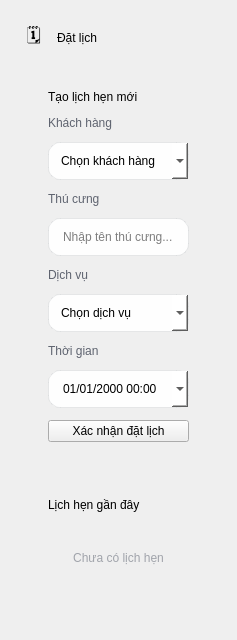
This is ui/appointments.ui in thaieaut-engineer/LTUD_Python_Nhom_18 as Qt 5 draws it before an edit. The edited form follows.
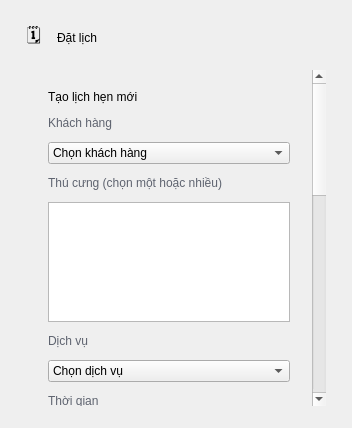
This is the edited form.

What changed in the file:
```diff
--- a/ui/appointments.ui
+++ b/ui/appointments.ui
@@ -3,19 +3,54 @@
  <class>AppointmentsPage</class>
  <widget class="QWidget" name="AppointmentsPage">
   <property name="styleSheet">
-   <string notr="true">QLabel#PageTitle{font: 800 16pt "Segoe UI";}
-QFrame#Card{background: #FFFFFF; border: 1px solid rgba(15,23,42,0.08); border-radius: 18px;}
-QComboBox, QDateTimeEdit, QLineEdit{
+   <string notr="true">QLabel#PageTitle{font: 800 17pt "Segoe UI"; letter-spacing: -0.3px;}
+QFrame#createCard, QFrame#recentCard{
+background: qlineargradient(x1:0, y1:0, x2:0, y2:1,
+  stop:0 #ffffff, stop:1 #faf5ff);
+border: 1px solid rgba(99,102,241,0.12);
+border-radius: 20px;
+}
+QFrame#createCard QComboBox,
+QFrame#createCard QDateTimeEdit,
+QFrame#createCard QListWidget{
 background: rgba(255,255,255,0.95);
 border: 1px solid rgba(15,23,42,0.08);
 border-radius: 12px;
 padding: 10px 12px;
 font: 600 10pt "Segoe UI";
 }
+QFrame#createCard QListWidget{
+padding: 6px 8px;
+}
+QTableWidget QComboBox{
+background: rgba(255,255,255,0.95);
+border: 1px solid rgba(15,23,42,0.08);
+border-radius: 10px;
+padding: 2px 30px 2px 8px;
+font: 600 10pt "Segoe UI";
+min-height: 34px;
+}
+QTableWidget QComboBox QAbstractItemView{
+min-width: 260px;
+padding: 4px 0px;
+}
 QPushButton#PrimaryButton{
 border:0px; border-radius:14px; padding:12px 14px;
 color:white; font: 800 10pt "Segoe UI";
-background: qlineargradient(x1:0,y1:0,x2:1,y2:0, stop:0 #6366F1, stop:1 #8B5CF6);
+background: qlineargradient(x1:0,y1:0,x2:1,y2:0, stop:0 #6366F1, stop:1 #c026d3);
+}
+QPushButton#PrimaryButton:hover{
+background: qlineargradient(x1:0,y1:0,x2:1,y2:0, stop:0 #4f46e5, stop:1 #a21caf);
+}
+QScrollArea{border: 0px; background: transparent;}
+QScrollArea > QWidget > QWidget{background: transparent;}
+QFrame#recentCard QPlainTextEdit{
+background: rgba(255,255,255,0.95);
+border: 1px solid rgba(99,102,241,0.15);
+border-radius: 14px;
+padding: 14px 16px;
+font: 600 10pt "Segoe UI";
+color: #0F172A;
 }</string>
   </property>
   <layout class="QVBoxLayout" name="verticalLayout">
@@ -72,6 +107,43 @@
     </layout>
    </item>
    <item>
+    <widget class="QScrollArea" name="appointmentsScrollArea">
+     <property name="sizePolicy">
+      <sizepolicy hsizetype="Expanding" vsizetype="Expanding">
+       <horstretch>0</horstretch>
+       <verstretch>1</verstretch>
+      </sizepolicy>
+     </property>
+     <property name="widgetResizable">
+      <bool>true</bool>
+     </property>
+     <property name="frameShape">
+      <enum>QFrame::NoFrame</enum>
+     </property>
+     <property name="horizontalScrollBarPolicy">
+      <enum>Qt::ScrollBarAsNeeded</enum>
+     </property>
+     <property name="verticalScrollBarPolicy">
+      <enum>Qt::ScrollBarAsNeeded</enum>
+     </property>
+     <widget class="QWidget" name="scrollAreaWidgetContents">
+      <layout class="QVBoxLayout" name="scrollVerticalLayout">
+       <property name="spacing">
+        <number>16</number>
+       </property>
+       <property name="leftMargin">
+        <number>0</number>
+       </property>
+       <property name="topMargin">
+        <number>0</number>
+       </property>
+       <property name="rightMargin">
+        <number>0</number>
+       </property>
+       <property name="bottomMargin">
+        <number>8</number>
+       </property>
+       <item>
     <widget class="QFrame" name="createCard">
      <property name="objectName">
       <string>Card</string>
@@ -124,7 +196,7 @@
       <item>
        <widget class="QLabel" name="labelPet">
         <property name="text">
-         <string>Thú cưng</string>
+         <string>Thú cưng (chọn một hoặc nhiều)</string>
         </property>
         <property name="styleSheet">
          <string notr="true">color: rgba(15,23,42,0.65); font: 700 9pt "Segoe UI";</string>
@@ -132,9 +204,15 @@
        </widget>
       </item>
       <item>
-       <widget class="QLineEdit" name="petEdit">
-        <property name="placeholderText">
-         <string>Nhập tên thú cưng...</string>
+       <widget class="QListWidget" name="petListWidget">
+        <property name="minimumSize">
+         <size>
+          <width>0</width>
+          <height>120</height>
+         </size>
+        </property>
+        <property name="selectionMode">
+         <enum>QAbstractItemView::NoSelection</enum>
         </property>
        </widget>
       </item>
@@ -192,8 +270,8 @@
       </item>
      </layout>
     </widget>
-   </item>
-   <item>
+       </item>
+       <item>
     <widget class="QFrame" name="recentCard">
      <property name="objectName">
       <string>Card</string>
@@ -214,7 +292,7 @@
       <item>
        <widget class="QLabel" name="recentTitle">
         <property name="text">
-         <string>Lịch hẹn gần đây</string>
+         <string>Danh sách lịch hẹn</string>
         </property>
         <property name="styleSheet">
          <string notr="true">font: 800 10pt "Segoe UI";</string>
@@ -222,25 +300,79 @@
        </widget>
       </item>
       <item>
-       <widget class="QLabel" name="recentEmpty">
+       <widget class="QTableWidget" name="appointmentsTable">
+        <property name="columnCount">
+         <number>6</number>
+        </property>
+        <property name="minimumSize">
+         <size>
+          <width>0</width>
+          <height>220</height>
+         </size>
+        </property>
+        <attribute name="horizontalHeaderDefaultSectionSize">
+         <number>120</number>
+        </attribute>
+        <column>
+         <property name="text">
+          <string>Thời gian</string>
+         </property>
+        </column>
+        <column>
+         <property name="text">
+          <string>Khách hàng</string>
+         </property>
+        </column>
+        <column>
+         <property name="text">
+          <string>Thú cưng</string>
+         </property>
+        </column>
+        <column>
+         <property name="text">
+          <string>Dịch vụ</string>
+         </property>
+        </column>
+        <column>
+         <property name="text">
+          <string>Trạng thái</string>
+         </property>
+        </column>
+        <column>
+         <property name="text">
+          <string>Kết quả DV</string>
+         </property>
+        </column>
+       </widget>
+      </item>
+      <item>
+       <widget class="QLabel" name="detailTitle">
         <property name="text">
-         <string>Chưa có lịch hẹn</string>
-        </property>
-        <property name="alignment">
-         <set>Qt::AlignCenter</set>
+         <string>Chi tiết lịch hẹn</string>
         </property>
         <property name="styleSheet">
-         <string notr="true">color: rgba(15,23,42,0.35); font: 700 9pt "Segoe UI";</string>
+         <string notr="true">font: 800 10pt "Segoe UI"; margin-top: 8px;</string>
+        </property>
+       </widget>
+      </item>
+      <item>
+       <widget class="QPlainTextEdit" name="appointmentDetailEdit">
+        <property name="readOnly">
+         <bool>true</bool>
         </property>
         <property name="minimumSize">
          <size>
           <width>0</width>
-          <height>80</height>
+          <height>160</height>
          </size>
         </property>
        </widget>
       </item>
      </layout>
+    </widget>
+       </item>
+      </layout>
+     </widget>
     </widget>
    </item>
   </layout>
```
Left out of the diff: 7 changed lines with no effect on the pictures.
